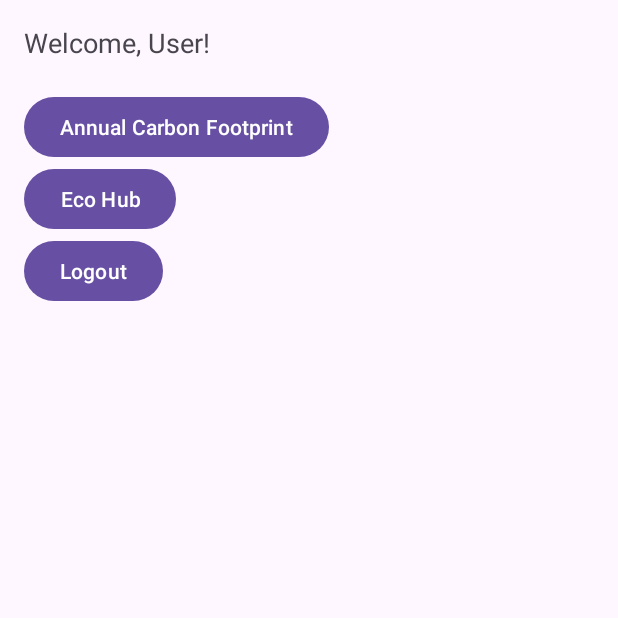
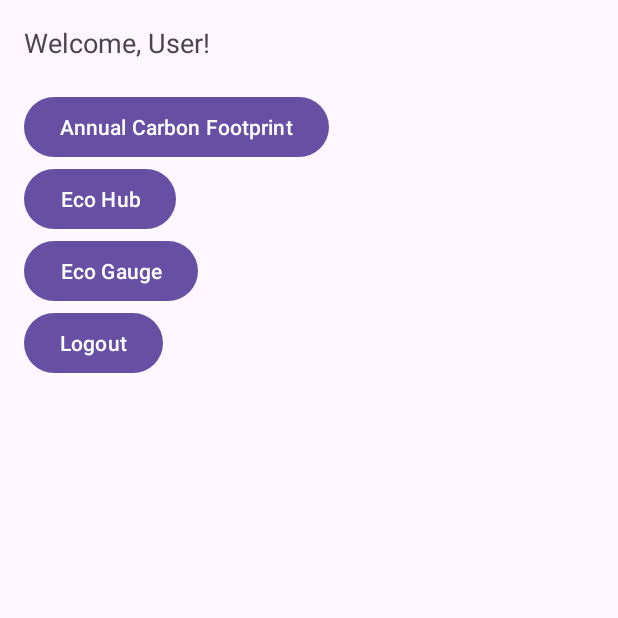
Before and after one commit to kiruha17/B07-Project, an Android app: the fragment TopPageFragment shown on its own in the app's theme, on a phone screen of 412 x 824 dp, the top half of it. Run offline under Robolectric (Android 15) with nearby library versions, the phone set to English and light mode, and no system bars.

Commit message:
Pull from main, save changes

```diff
--- /dev/null
+++ b/app/src/main/java/com/example/b07group57/EcoGaugeFragment.java
@@ -0,0 +1,4 @@
+package com.example.b07group57;
+
+public class EcoGaugeFragment {
+}
--- a/app/src/main/java/com/example/b07group57/TopPageFragment.java
+++ b/app/src/main/java/com/example/b07group57/TopPageFragment.java
@@ -16,6 +16,7 @@ public class TopPageFragment extends Fragment {
     private Button logoutButton;
     private Button acfButton;
     private Button ecoHubButton;
+    private Button ecoGaugeButton;
 
     @Nullable
     @Override
@@ -27,6 +28,7 @@ public class TopPageFragment extends Fragment {
         logoutButton = view.findViewById(R.id.logout_button);
         acfButton = view.findViewById(R.id.acf_button);
         ecoHubButton = view.findViewById(R.id.eco_hub_button);
+        ecoGaugeButton = view.findViewById(R.id.eco_gauge_button);
 
         // Set onClickListener for logout
         logoutButton.setOnClickListener(v -> {
@@ -42,6 +44,10 @@ public class TopPageFragment extends Fragment {
             loadFragment(new EcoHubFragment());
         });
 
+        ecoGaugeButton.setOnClickListener(v -> {
+            loadFragment(new EcoGaugeFragment());
+        });
+
         // Set up any other UI elements here (e.g., display user info)
 
         return view;
--- /dev/null
+++ b/app/src/main/res/layout/eco_gauge_fragment.xml
@@ -0,0 +1,6 @@
+<?xml version="1.0" encoding="utf-8"?>
+<androidx.constraintlayout.widget.ConstraintLayout xmlns:android="http://schemas.android.com/apk/res/android"
+             android:layout_width="match_parent"
+             android:layout_height="match_parent">
+
+</androidx.constraintlayout.widget.ConstraintLayout>
--- a/app/src/main/res/layout/top_page_fragment.xml
+++ b/app/src/main/res/layout/top_page_fragment.xml
@@ -30,6 +30,14 @@
         android:layout_height="wrap_content"
         android:text="Eco Hub" />
 
+    <!-- Temporary Eco Gauge Button -->
+
+    <Button
+        android:id="@+id/eco_gauge_button"
+        android:layout_width="wrap_content"
+        android:layout_height="wrap_content"
+        android:text="Eco Gauge" />
+
     <!-- Logout button -->
     <Button
         android:id="@+id/logout_button"
```
